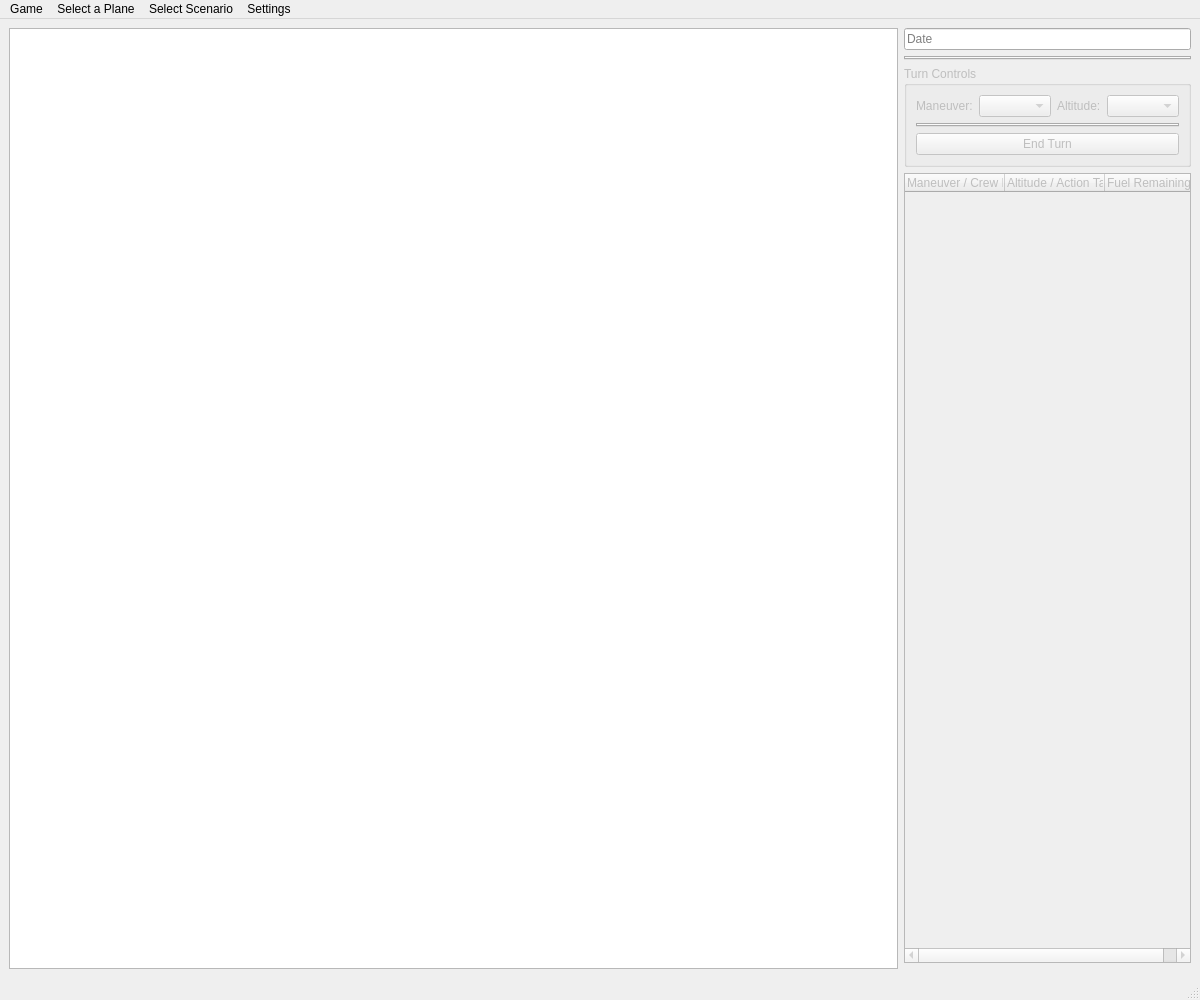
Above: turn_logger/MainWindow.ui from wchamilton/CEManeuverLog before the change. Below: the same form after it.
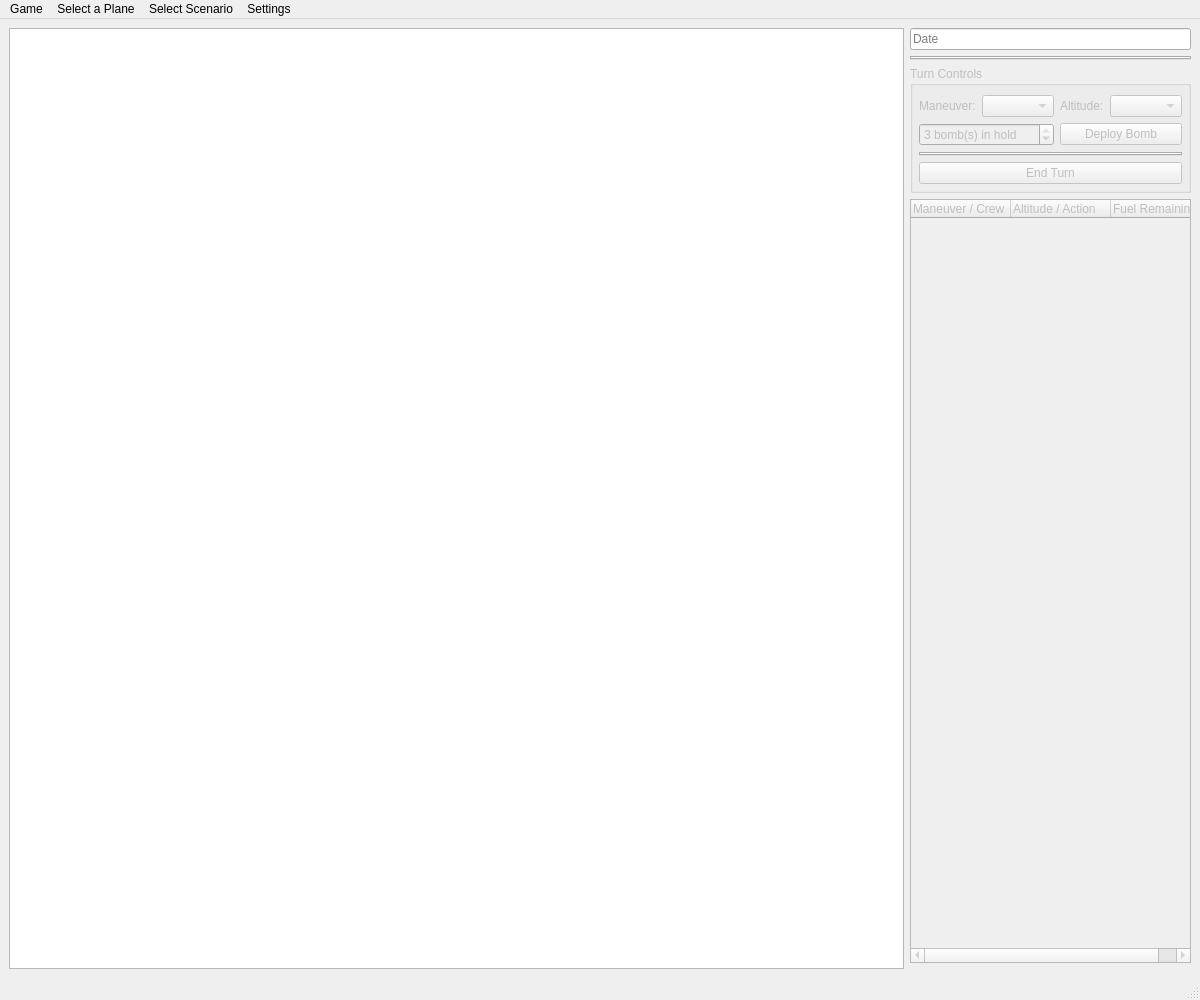
That is the form after the change. Custom widgets are drawn as their Qt base class.

Commit message: Added a new container to house the actions for each crew. As a result, the tab widget that contained the crew guns has been repurposed to display a tab for each crew and in those tabs, the new action widget is used. Additionally bomb controls are now general turn settings like altitude and maneuver. The creator now doesn't have a link limit and instead just has an input for total links. I should probably change the dropdown entry to just have the gun name to support this.

What changed in the file:
```diff
--- a/turn_logger/MainWindow.ui
+++ b/turn_logger/MainWindow.ui
@@ -47,16 +47,15 @@
        <string>Turn Controls</string>
       </property>
       <layout class="QGridLayout" name="gridLayout_3" columnstretch="0,1,0,1">
-       <item row="0" column="0">
-        <widget class="QLabel" name="label">
-         <property name="text">
-          <string>Maneuver:</string>
-         </property>
-        </widget>
-       </item>
-       <item row="0" column="1">
-        <widget class="QComboBox" name="maneuver_cmb"/>
-       </item>
+       <property name="leftMargin">
+        <number>6</number>
+       </property>
+       <property name="rightMargin">
+        <number>6</number>
+       </property>
+       <property name="bottomMargin">
+        <number>6</number>
+       </property>
        <item row="0" column="2">
         <widget class="QLabel" name="label_4">
          <property name="text">
@@ -71,10 +70,20 @@
          </property>
         </widget>
        </item>
-       <item row="1" column="0" colspan="4">
-        <widget class="QTabWidget" name="gun_tab"/>
-       </item>
        <item row="2" column="0" colspan="4">
+        <widget class="QTabWidget" name="crew_turn"/>
+       </item>
+       <item row="0" column="0">
+        <widget class="QLabel" name="label">
+         <property name="text">
+          <string>Maneuver:</string>
+         </property>
+        </widget>
+       </item>
+       <item row="0" column="1">
+        <widget class="QComboBox" name="maneuver_cmb"/>
+       </item>
+       <item row="3" column="0" colspan="4">
         <widget class="QPushButton" name="log_turn_btn">
          <property name="enabled">
           <bool>false</bool>
@@ -84,6 +93,29 @@
          </property>
         </widget>
        </item>
+       <item row="1" column="0" colspan="2">
+        <widget class="QSpinBox" name="bombCountSpin">
+         <property name="suffix">
+          <string> bomb(s) in hold</string>
+         </property>
+         <property name="maximum">
+          <number>3</number>
+         </property>
+         <property name="value">
+          <number>3</number>
+         </property>
+        </widget>
+       </item>
+       <item row="1" column="2" colspan="2">
+        <widget class="QPushButton" name="dropBombBtn">
+         <property name="text">
+          <string>Deploy Bomb</string>
+         </property>
+         <property name="checkable">
+          <bool>true</bool>
+         </property>
+        </widget>
+       </item>
       </layout>
      </widget>
     </item>
@@ -112,12 +144,12 @@
       </property>
       <column>
        <property name="text">
-        <string>Maneuver / Crew Name</string>
+        <string>Maneuver / Crew</string>
        </property>
       </column>
       <column>
        <property name="text">
-        <string>Altitude / Action Taken</string>
+        <string>Altitude / Action</string>
        </property>
       </column>
       <column>
```
Left out of the diff: 20 changed lines with no effect on the pictures. The commit also changes 11 other files.
